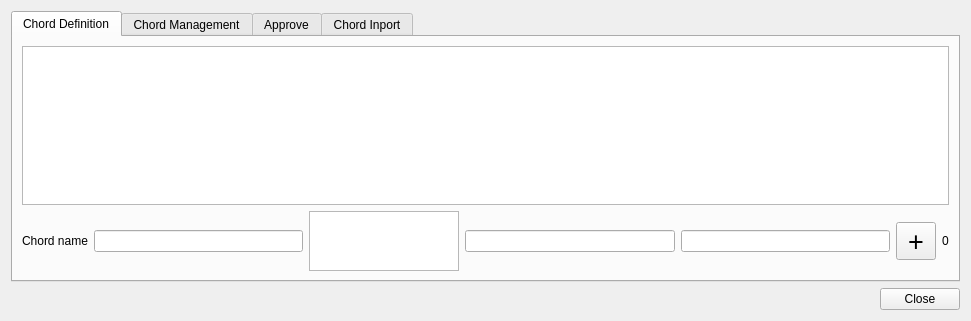
First picture: the form in ui/dialogchorddefinition.ui, repository jpcima/chordv, before the edit.
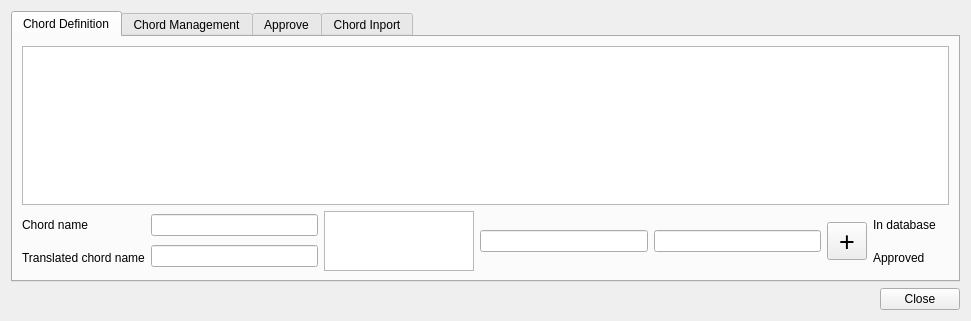
Second picture: the form after the edit. Icons and pictures are not drawn. Custom widgets are drawn as their Qt base class.

Commit message: Improvement of replace and search dialog Icons in chord definition dialog to show chord in dialog and chord approved Translation of chord in definition dialog

The edit to the form file:
```diff
--- a/ui/dialogchorddefinition.ui
+++ b/ui/dialogchorddefinition.ui
@@ -35,9 +35,9 @@
             <attribute name="title">
              <string>Chord Definition</string>
             </attribute>
-            <layout class="QHBoxLayout" name="horizontalLayout_3">
+            <layout class="QVBoxLayout" name="verticalLayout_16">
              <item>
-              <layout class="QVBoxLayout" name="verticalLayout">
+              <layout class="QVBoxLayout" name="verticalLayout_15">
                <item>
                 <widget class="Neck" name="neck">
                  <property name="sizePolicy">
@@ -51,6 +51,8 @@
                <item>
                 <layout class="QHBoxLayout" name="horizontalLayout_2">
                  <item>
+                  <layout class="QVBoxLayout" name="verticalLayout">
+                   <item>
                   <widget class="QLabel" name="labelChordName">
                    <property name="text">
                     <string>Chord name</string>
@@ -58,6 +60,17 @@
                   </widget>
                  </item>
                  <item>
+                    <widget class="QLabel" name="labelTranslatedChordnName">
+                     <property name="text">
+                      <string>Translated chord name</string>
+                     </property>
+                    </widget>
+                   </item>
+                  </layout>
+                 </item>
+                 <item>
+                  <layout class="QVBoxLayout" name="verticalLayout_12">
+                   <item>
                   <widget class="QLineEdit" name="lineEditChord">
                    <property name="readOnly">
                     <bool>true</bool>
@@ -65,6 +78,15 @@
                   </widget>
                  </item>
                  <item>
+                    <widget class="QLineEdit" name="lineEditTranslatedChord">
+                     <property name="readOnly">
+                      <bool>true</bool>
+                     </property>
+                    </widget>
+                   </item>
+                  </layout>
+                 </item>
+                 <item>
                   <widget class="QListWidget" name="listWidgetChords">
                    <property name="maximumSize">
                     <size>
@@ -97,11 +119,46 @@
                   </widget>
                  </item>
                  <item>
-                  <widget class="QLabel" name="labelChordsCount">
+                  <layout class="QVBoxLayout" name="verticalLayout_13">
+                   <item>
+                    <widget class="QLabel" name="labelInDataBase">
                    <property name="text">
-                    <string>0</string>
-                   </property>
-                  </widget>
+                      <string>In database</string>
+                     </property>
+                    </widget>
+                   </item>
+                   <item>
+                    <widget class="QLabel" name="labelApproved">
+                     <property name="text">
+                      <string>Approved</string>
+                     </property>
+                    </widget>
+                   </item>
+                  </layout>
+                 </item>
+                 <item>
+                  <layout class="QVBoxLayout" name="verticalLayout_14">
+                   <item>
+                    <widget class="QLabel" name="labelFlagDatabase">
+                     <property name="text">
+                      <string/>
+                     </property>
+                     <property name="pixmap">
+                      <pixmap resource="../Resources/resources.qrc">:/Image/Images/task-reject.png</pixmap>
+                     </property>
+                    </widget>
+                   </item>
+                   <item>
+                    <widget class="QLabel" name="labelFlagApproved">
+                     <property name="text">
+                      <string/>
+                     </property>
+                     <property name="pixmap">
+                      <pixmap resource="../Resources/resources.qrc">:/Image/Images/task-reject.png</pixmap>
+                     </property>
+                    </widget>
+                   </item>
+                  </layout>
                  </item>
                 </layout>
                </item>
```
Left out of the diff: 6 changed lines with no effect on the pictures. Lines whose indentation alone changed are shown as unchanged. The commit also changes 20 other files.
